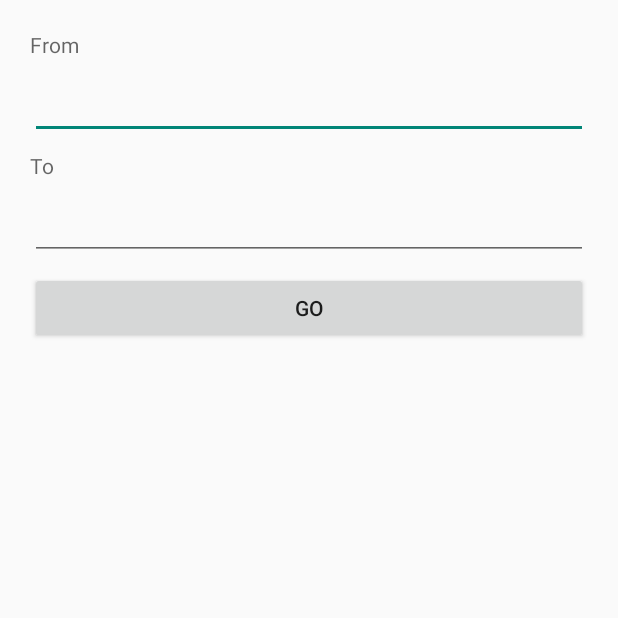
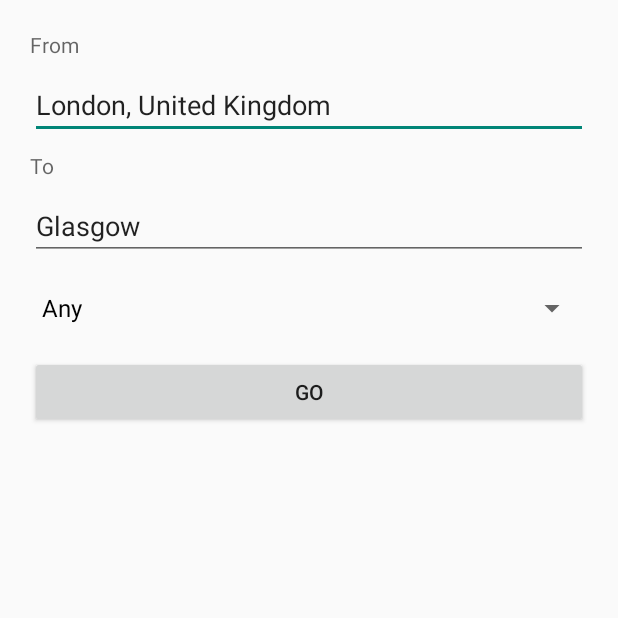
Before and after one commit to dajposkakac/CO600_TransportProject, an Android app: the screen it shows after launch (MainActivity), after a tap on "GO", on a phone screen of 412 x 824 dp, the top half of it. Run offline under Robolectric (Android 15) with nearby library versions, the phone set to English and light mode, and no system bars; libraries missing offline, so code that uses them is left out: com.google.maps.model; 6 statements that could not run were skipped.

Commit message:
added TravelMode spinner to the UI and to the request being sent as well as added a blank, second activity which will be used to display the results of the request

```diff
--- a/GoogleDirectionsTest/app/build.gradle
+++ b/GoogleDirectionsTest/app/build.gradle
@@ -25,7 +25,8 @@ repositories {
 
 dependencies {
     compile fileTree(dir: 'libs', include: ['*.jar'])
-    compile 'com.android.support:appcompat-v7:23.0.1'
-    compile 'com.google.android.gms:play-services:8.1.0'
+    compile 'com.android.support:appcompat-v7:23.1.1'
+    compile 'com.google.android.gms:play-services:8.3.0'
     compile 'com.google.maps:google-maps-services:0.1.8'
+    compile 'com.android.support:design:23.1.1'
 }
--- a/GoogleDirectionsTest/app/src/main/java/transportapp/co600/googledirectionstest/MainActivity.java
+++ b/GoogleDirectionsTest/app/src/main/java/transportapp/co600/googledirectionstest/MainActivity.java
@@ -16,6 +16,7 @@ import android.widget.ArrayAdapter;
 import android.widget.AutoCompleteTextView;
 import android.widget.Button;
 import android.widget.ListView;
+import android.widget.Spinner;
 import android.widget.Toast;
 
 import com.google.android.gms.common.ConnectionResult;
@@ -39,7 +40,7 @@ import java.io.PrintWriter;
 import java.net.Socket;
 import java.net.UnknownHostException;
 
-public class MainActivity extends Activity implements GoogleApiClient.ConnectionCallbacks, GoogleApiClient.OnConnectionFailedListener {
+public class MainActivity extends Activity implements GoogleApiClient.ConnectionCallbacks, GoogleApiClient.OnConnectionFailedListener, AdapterView.OnItemSelectedListener {
 
     private GeoApiContext geoApicontext;
     private Context context;
@@ -49,49 +50,52 @@ public class MainActivity extends Activity implements GoogleApiClient.Connection
     private AutoCompleteTextView from;
     private AutoCompleteTextView to;
     private Button goButton;
+    private Spinner transitModeSpinner;
 
     private LatLngBounds BOUNDS_CURRENT_LOCATION;
     private Location mLastLocation;
-
-    private ListView listView;
-    private ArrayAdapter<String> adapter;
-    private String[] values;
 
     private static Socket client;
     private static InputStreamReader inputStreamReader;
     private static BufferedReader bufferedReader;
     private PrintWriter printwriter;
+    private Request req;
 
     @Override
     protected void onCreate(Bundle savedInstanceState) {
         super.onCreate(savedInstanceState);
         setContentView(R.layout.activity_main);
 
-        StrictMode.ThreadPolicy policy = new StrictMode.ThreadPolicy.Builder().permitAll().build();
-        StrictMode.setThreadPolicy(policy);
-
         geoApicontext = new GeoApiContext().setApiKey("AIzaSyA7zjvluw5ono4sjIZQx2LTCQdr7d0uP5E");
         context = this;
         buildGoogleApiClient();
+
+        req = new Request();
 
         from = (AutoCompleteTextView) findViewById(R.id.from);
         to = (AutoCompleteTextView) findViewById(R.id.to);
 
         from.setOnItemClickListener(mAutocompleteClickListener);
         to.setOnItemClickListener(mAutocompleteClickListener);
+        from.setText("London, United Kingdom");
+        to.setText("Glasgow");
 
         mAdapter = new PlaceAutocompleteAdapter(this, mGoogleApiClient, BOUNDS_CURRENT_LOCATION,
                 null);
         from.setAdapter(mAdapter);
         to.setAdapter(mAdapter);
 
-
-
+        transitModeSpinner = (Spinner) findViewById(R.id.transit_modes_spinner);
+        ArrayAdapter<String> adapter = new ArrayAdapter<>(this, android.R.layout.simple_spinner_dropdown_item, getResources().getStringArray(R.array.transit_mode_names));
+        transitModeSpinner.setAdapter(adapter);
+        transitModeSpinner.setOnItemSelectedListener(this);
 
         goButton = (Button) findViewById(R.id.go);
         goButton.setOnClickListener(new View.OnClickListener() {
             @Override
             public void onClick(View v) {
+                req.setOrigin(from.getText().toString());
+                req.setDestination(to.getText().toString());
                 goHandler(v);
 
 //                inputStreamReader = new InputStreamReader(client.getInputStream());
@@ -111,23 +115,6 @@ public class MainActivity extends Activity implements GoogleApiClient.Connection
 //
 //                    }
 //                });
-//                try {
-//                    DirectionsRoute[] routes = DirectionsApi.newRequest(geoApicontext)
-//                    .mode(TravelMode.DRIVING)
-//                    .origin(from.getText().toString())
-//                    .destination(to.getText().toString())
-//                            .await();
-//
-//                    values = new String[routes[0].legs.length];
-//                    for(int leg = 0; leg < values.length; leg++)  {
-//                        values[leg] = routes[0].legs[leg].startAddress + " -> " + routes[0].legs[leg].endAddress + "\n " + routes[0].legs[leg].distance.humanReadable + ", " + routes[0].legs[leg].duration.humanReadable;
-//                    }
-//                    adapter = new ArrayAdapter<String>(context, android.R.layout.simple_list_item_1, android.R.id.text1, values);
-//                } catch (Exception e) {
-//                    e.printStackTrace();
-//                }
-//
-//                listView.setAdapter(adapter);
             }
         });
     }
@@ -136,7 +123,7 @@ public class MainActivity extends Activity implements GoogleApiClient.Connection
         ConnectivityManager connMgr = (ConnectivityManager) getSystemService(Context.CONNECTIVITY_SERVICE);
         NetworkInfo netInfo = connMgr.getActiveNetworkInfo();
         if(netInfo != null && netInfo.isConnected())    {
-            new ReceiveDirectionsTask().execute(to.getText().toString(), from.getText().toString());
+            new ReceiveDirectionsTask(req).execute();
         }   else    {
             Log.d("CONN", "No network connection");
         }
@@ -156,21 +143,12 @@ public class MainActivity extends Activity implements GoogleApiClient.Connection
             = new AdapterView.OnItemClickListener() {
         @Override
         public void onItemClick(AdapterView<?> parent, View view, int position, long id) {
-            /*
-             Retrieve the place ID of the selected item from the Adapter.
-             The adapter stores each Place suggestion in a AutocompletePrediction from which we
-             read the place ID and title.
-              */
             final AutocompletePrediction item = mAdapter.getItem(position);
             final String placeId = item.getPlaceId();
             final CharSequence primaryText = item.getPrimaryText(null);
 
             //Log.i(TAG, "Autocomplete item selected: " + primaryText);
 
-            /*
-             Issue a request to the Places Geo Data API to retrieve a Place object with additional
-             details about the place.
-              */
             PendingResult<PlaceBuffer> placeResult = Places.GeoDataApi
                     .getPlaceById(mGoogleApiClient, placeId);
 //            placeResult.setResultCallback(mUpdatePlaceDetailsCallback);
@@ -180,48 +158,6 @@ public class MainActivity extends Activity implements GoogleApiClient.Connection
             //Log.i(TAG, "Called getPlaceById to get Place details for " + placeId);
         }
     };
-
-//    private ResultCallback<PlaceBuffer> mUpdatePlaceDetailsCallback
-//            = new ResultCallback<PlaceBuffer>() {
-//        @Override
-//        public void onResult(PlaceBuffer places) {
-//            if (!places.getStatus().isSuccess()) {
-//                // Request did not complete successfully
-//                //Log.e(TAG, "Place query did not complete. Error: " + places.getStatus().toString());
-//                places.release();
-//                return;
-//            }
-//            // Get the Place object from the buffer.
-//            final Place place = places.get(0);
-//
-//            // Format details of the place for display and show it in a TextView.
-//            mPlaceDetailsText.setText(formatPlaceDetails(getResources(), place.getName(),
-//                    place.getId(), place.getAddress(), place.getPhoneNumber(),
-//                    place.getWebsiteUri()));
-//
-//            // Display the third party attributions if set.
-//            final CharSequence thirdPartyAttribution = places.getAttributions();
-//            if (thirdPartyAttribution == null) {
-//                mPlaceDetailsAttribution.setVisibility(View.GONE);
-//            } else {
-//                mPlaceDetailsAttribution.setVisibility(View.VISIBLE);
-//                mPlaceDetailsAttribution.setText(Html.fromHtml(thirdPartyAttribution.toString()));
-//            }
-//
-//            //Log.i(TAG, "Place details received: " + place.getName());
-//
-//            places.release();
-//        }
-//    };
-//
-//    private static Spanned formatPlaceDetails(Resources res, CharSequence name, String id,
-//                                              CharSequence address, CharSequence phoneNumber, Uri websiteUri) {
-//        Log.e(TAG, res.getString(R.string.place_details, name, id, address, phoneNumber,
-//                websiteUri));
-//        return Html.fromHtml(res.getString(R.string.place_details, name, id, address, phoneNumber,
-//                websiteUri));
-//
-//    }
 
     @Override
     public boolean onCreateOptionsMenu(Menu menu) {
@@ -276,4 +212,14 @@ public class MainActivity extends Activity implements GoogleApiClient.Connection
     public void onConnectionSuspended(int i) {
 
     }
+
+    @Override
+    public void onItemSelected(AdapterView<?> parent, View view, int position, long id) {
+        req.setTransitMode((String) parent.getItemAtPosition(position));
+    }
+
+    @Override
+    public void onNothingSelected(AdapterView<?> parent) {
+
+    }
 }
--- a/GoogleDirectionsTest/app/src/main/java/transportapp/co600/googledirectionstest/ReceiveDirectionsTask.java
+++ b/GoogleDirectionsTest/app/src/main/java/transportapp/co600/googledirectionstest/ReceiveDirectionsTask.java
@@ -16,14 +16,19 @@ import java.net.UnknownHostException;
 public class ReceiveDirectionsTask extends AsyncTask<String, Void, String> {
 
     private static final String TAG = "ReceiveDIR";
+    private final Request req;
     private String result = "hey";
+
+    public ReceiveDirectionsTask(Request pReq)   {
+        req = pReq;
+    }
 
     @Override
     protected String doInBackground(String... params) {
         try {
             Socket client = new Socket("86.170.118.205", 4444); //connect to server
             PrintWriter printwriter = new PrintWriter(client.getOutputStream(), true);
-            printwriter.write(params[0] + "!.!" + params[1]); //write the message to output stream
+            printwriter.write(req.getOrigin() + "!.!" + req.getDestination() + "!.!" + req.getTransitMode()); //write the message to output stream
             printwriter.flush();
             printwriter.close();
 
--- /dev/null
+++ b/GoogleDirectionsTest/app/src/main/java/transportapp/co600/googledirectionstest/Request.java
@@ -0,0 +1,34 @@
+package transportapp.co600.googledirectionstest;
+
+/**
+ * Created by daj on 02/12/2015.
+ */
+public class Request {
+    private String destination;
+    private String origin;
+    private String transitMode;
+
+    public String getOrigin() {
+        return origin;
+    }
+
+    public void setOrigin(String origin) {
+        this.origin = origin;
+    }
+
+    public String getDestination() {
+        return destination;
+    }
+
+    public void setDestination(String destination) {
+        this.destination = destination;
+    }
+
+    public String getTransitMode() {
+        return transitMode;
+    }
+
+    public void setTransitMode(String transitMode) {
+        this.transitMode = transitMode;
+    }
+}
--- a/GoogleDirectionsTest/app/src/main/res/layout/activity_main.xml
+++ b/GoogleDirectionsTest/app/src/main/res/layout/activity_main.xml
@@ -34,6 +34,12 @@
         android:layout_gravity="fill_horizontal"
         android:completionThreshold="3" />
 
+    <Spinner
+        android:id="@+id/transit_modes_spinner"
+        android:layout_width="match_parent"
+        android:layout_height="wrap_content"
+        android:spinnerMode="dropdown"/>
+
     <Button
         android:id="@+id/go"
         android:layout_gravity="fill_horizontal"
--- /dev/null
+++ b/GoogleDirectionsTest/app/src/main/res/values-v21/styles.xml
@@ -0,0 +1,9 @@
+<resources>>
+
+    <style name="AppTheme.NoActionBar">
+        <item name="windowActionBar">false</item>
+        <item name="windowNoTitle">true</item>
+        <item name="android:windowDrawsSystemBarBackgrounds">true</item>
+        <item name="android:statusBarColor">@android:color/transparent</item>
+    </style>
+</resources>
--- a/GoogleDirectionsTest/app/src/main/res/values/dimens.xml
+++ b/GoogleDirectionsTest/app/src/main/res/values/dimens.xml
@@ -2,4 +2,5 @@
     <!-- Default screen margins, per the Android Design guidelines. -->
     <dimen name="activity_horizontal_margin">16dp</dimen>
     <dimen name="activity_vertical_margin">16dp</dimen>
+    <dimen name="fab_margin">16dp</dimen>
 </resources>
--- a/GoogleDirectionsTest/app/src/main/res/values/strings.xml
+++ b/GoogleDirectionsTest/app/src/main/res/values/strings.xml
@@ -3,4 +3,13 @@
 
     <string name="hello_world">Hello world!</string>
     <string name="action_settings">Settings</string>
+
+    <string-array name="transit_mode_names">
+        <item>Any</item>
+        <item>Car</item>
+        <item>Public</item>
+        <item>Walking</item>
+        <item>Bicycle</item>
+    </string-array>
+    <string name="title_activity_results">ResultsActivity</string>
 </resources>
--- a/GoogleDirectionsTest/app/src/main/res/values/styles.xml
+++ b/GoogleDirectionsTest/app/src/main/res/values/styles.xml
@@ -5,4 +5,8 @@
         <!-- Customize your theme here. -->
     </style>
 
+    <style name="AppTheme.AppBarOverlay" parent="ThemeOverlay.AppCompat.Dark.ActionBar" />
+
+    <style name="AppTheme.PopupOverlay" parent="ThemeOverlay.AppCompat.Light" />
+
 </resources>
```
Also changed, not shown: GoogleDirectionsTest/app/src/main/AndroidManifest.xml (+33 -14 lines), GoogleDirectionsTest/app/src/main/java/transportapp/co600/googledirectionstest/ResultsActivity.java (added, +30 -0 lines), GoogleDirectionsTest/app/src/main/res/layout/activity_results.xml (added, +26 -0 lines), GoogleDirectionsTest/app/src/main/res/layout/content_results.xml (added, +20 -0 lines).
